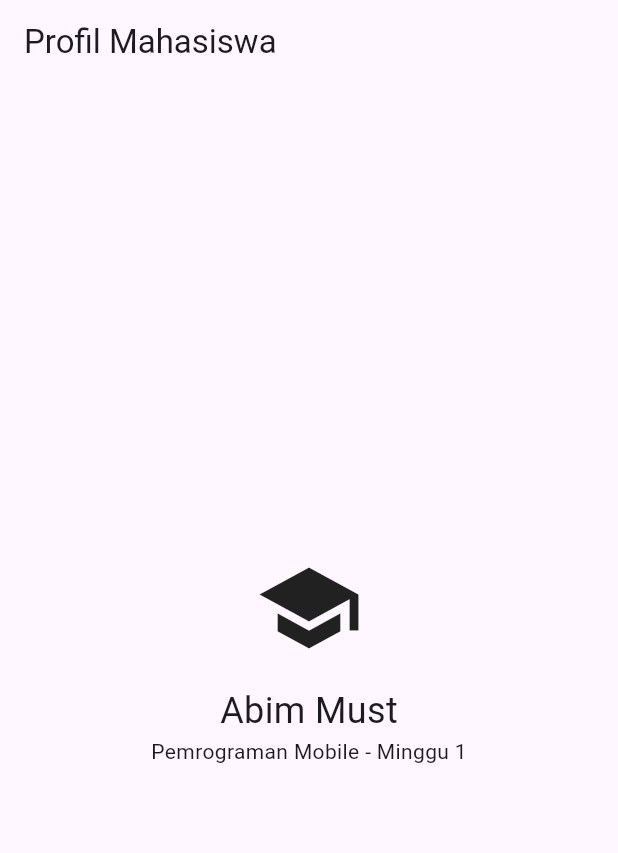
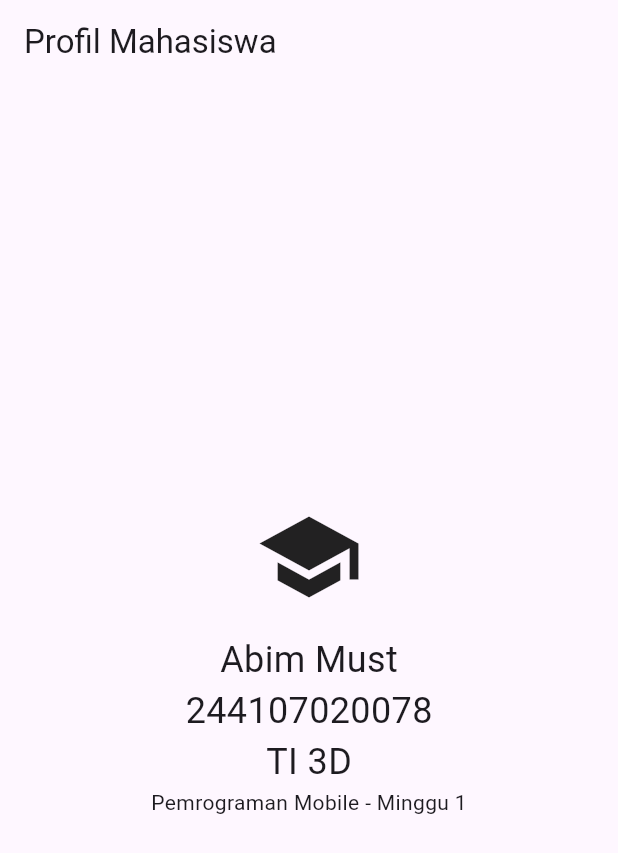
Before and after one commit to Abimmmm/244107020078-mobile-course, a Flutter app: the screen it shows after launch, on a phone screen of 412 x 824 dp. Shown: the top 853 px of the screen. Run offline on Flutter 3.47's test engine with Material 3 defaults, Android fonts, the phone set to English and light mode, and no system bars.

Commit message:
feat: create week 1 Flutter profile app

```diff
--- a/01-week-1-mobile-development-ecosystem-flutter-refresh/lib/main.dart
+++ b/01-week-1-mobile-development-ecosystem-flutter-refresh/lib/main.dart
@@ -19,6 +19,8 @@ class MyApp extends StatelessWidget {
             Icon(Icons.school, size: 72),
             SizedBox(height: 16),
             Text('Abim Must', style: TextStyle(fontSize: 24)),
+            Text('244107020078', style: TextStyle(fontSize: 24)),
+            Text('TI 3D', style: TextStyle(fontSize: 24)),
             Text('Pemrograman Mobile - Minggu 1'),
           ]),)
       )
```
Also changed, not shown: 1 other file.
